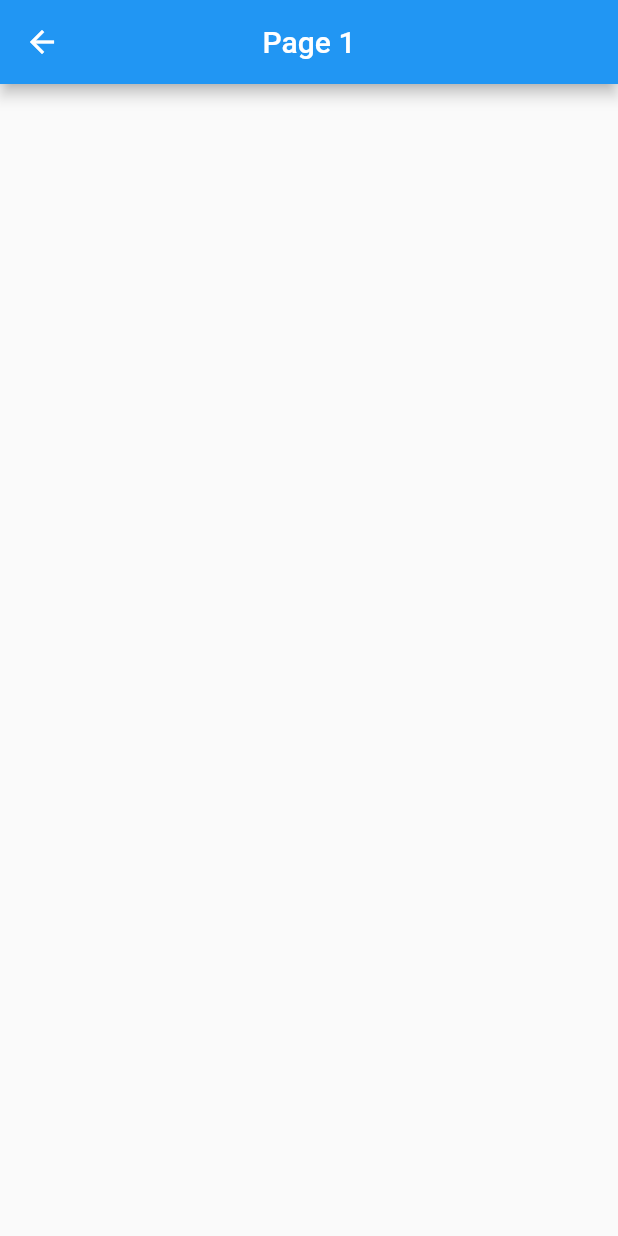
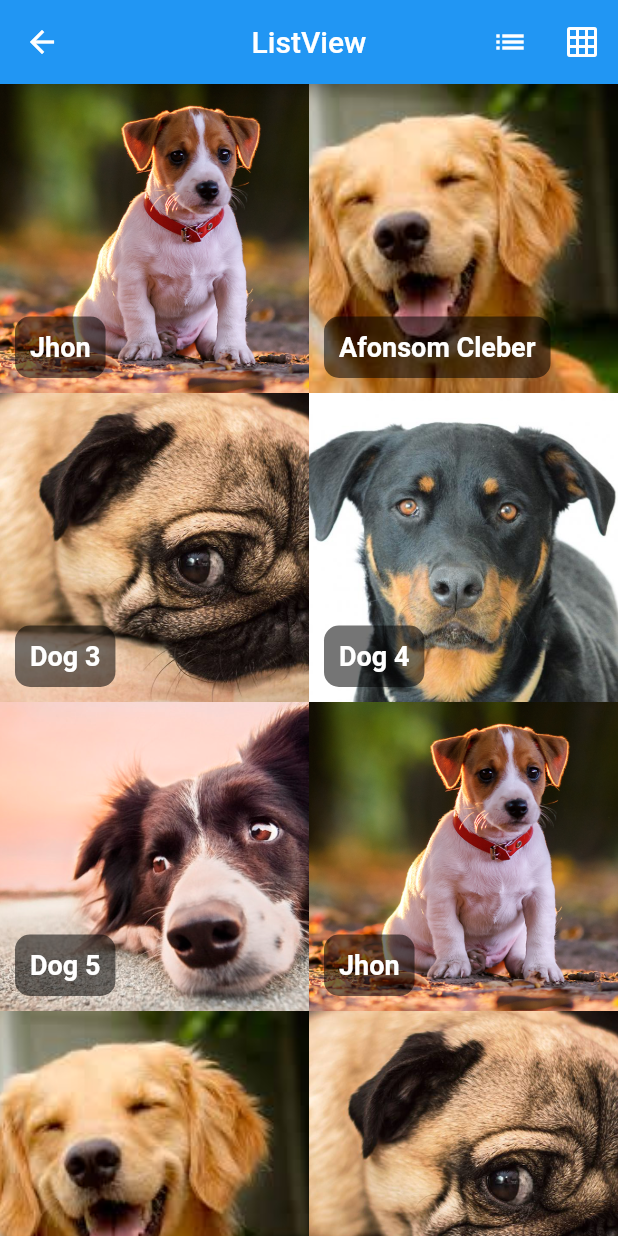
Before and after one commit to williamtdepaula/FlutterProjects, a Flutter app: the screen it shows after launch, after a tap on "ListView", on a phone screen of 412 x 824 dp. Run offline on Flutter 3.47's test engine with Material 2 defaults, Android fonts, the phone set to English and light mode, and no system bars.

Commit message:
Second commit

```diff
--- a/primero_app_flutter/lib/main.dart
+++ b/primero_app_flutter/lib/main.dart
@@ -1,5 +1,5 @@
 import 'package:flutter/material.dart';
-import 'package:primero_app_flutter/home_page.dart';
+import 'package:primero_app_flutter/screens/home_page.dart';
 
 void main() => runApp(MyApp());
 
--- /dev/null
+++ b/primero_app_flutter/lib/screens/hello_list_view.dart
@@ -0,0 +1,141 @@
+import 'package:flutter/material.dart';
+
+class Dog {
+  String nome;
+  String foto;
+
+  Dog(this.nome, this.foto);
+}
+
+class HelloListView extends StatelessWidget {
+  @override
+  Widget build(BuildContext context) {
+    return Scaffold(
+      appBar: AppBar(
+        title: Text('ListView'),
+        centerTitle: true,
+        backgroundColor: Colors.blue,
+        actions: <Widget>[
+          IconButton(icon: Icon(Icons.list), onPressed: () => print('teste')),
+          IconButton(icon: Icon(Icons.grid_on), onPressed: () => print('teste 2')),
+        ],
+      ),
+      body: _renderBody(),
+    );
+  }
+
+  _renderBody() {
+    List<Dog> dogs = [
+      Dog('Jhon', 'assets/imgs/dog1.png'),
+      Dog('Afonsom Cleber', 'assets/imgs/dog2.png'),
+      Dog('Dog 3', 'assets/imgs/dog3.png'),
+      Dog('Dog 4', 'assets/imgs/dog4.png'),
+      Dog('Dog 5', 'assets/imgs/dog5.png'),
+      Dog('Jhon', 'assets/imgs/dog1.png'),
+      Dog('Afonsom Cleber', 'assets/imgs/dog2.png'),
+      Dog('Dog 3', 'assets/imgs/dog3.png'),
+      Dog('Dog 4', 'assets/imgs/dog4.png'),
+      Dog('Dog 5', 'assets/imgs/dog5.png'),
+      Dog('Jhon', 'assets/imgs/dog1.png'),
+      Dog('Afonsom Cleber', 'assets/imgs/dog2.png'),
+      Dog('Dog 3', 'assets/imgs/dog3.png'),
+      Dog('Dog 4', 'assets/imgs/dog4.png'),
+      Dog('Dog 5', 'assets/imgs/dog5.png'),
+      Dog('Jhon', 'assets/imgs/dog1.png'),
+      Dog('Afonsom Cleber', 'assets/imgs/dog2.png'),
+      Dog('Dog 3', 'assets/imgs/dog3.png'),
+      Dog('Dog 4', 'assets/imgs/dog4.png'),
+      Dog('Dog 5', 'assets/imgs/dog5.png'),
+      Dog('Jhon', 'assets/imgs/dog1.png'),
+      Dog('Afonsom Cleber', 'assets/imgs/dog2.png'),
+      Dog('Dog 3', 'assets/imgs/dog3.png'),
+      Dog('Dog 4', 'assets/imgs/dog4.png'),
+      Dog('Dog 5', 'assets/imgs/dog5.png'),
+      Dog('Jhon', 'assets/imgs/dog1.png'),
+      Dog('Afonsom Cleber', 'assets/imgs/dog2.png'),
+      Dog('Dog 3', 'assets/imgs/dog3.png'),
+      Dog('Dog 4', 'assets/imgs/dog4.png'),
+      Dog('Dog 5', 'assets/imgs/dog5.png'),
+    ];
+
+    //lista dinamica
+    return GridView.builder(
+      gridDelegate: SliverGridDelegateWithFixedCrossAxisCount(crossAxisCount: 2),
+      itemCount: dogs.length,
+      itemBuilder: (context, index) {
+        Dog dog = dogs[index];
+
+        return Stack(
+          fit: StackFit.expand, // extende a imagem, só funciona se a ListView possuir itemExtent
+          children: <Widget>[
+            //SizedBox.expand(//Mesmo funcionamento do fit: StackFit.expand
+            _renderImage(dog.foto),
+            Container(
+                padding: EdgeInsets.only(left: 10, bottom: 10),
+                alignment: Alignment.bottomLeft,
+                child: Container(
+                  padding: EdgeInsets.all(10),
+                  decoration: BoxDecoration(
+                    color: Colors.black54,
+                    borderRadius: BorderRadius.all(
+                      Radius.circular(10),
+                    ),
+                  ),
+                  child: Text(
+                    dog.nome,
+                    style: TextStyle(
+                      fontSize: 18,
+                      fontWeight: FontWeight.bold,
+                      color: Colors.white,
+                    ),
+                  ),
+                )),
+            //)
+          ],
+        );
+      },
+    );
+
+    //Lista não dinamica
+    /*ListView(
+      //itemExtent: 600,//DEFINE UM TAMANHO FIXO DE CADA CELULA DA LISTA
+      children: imgs,
+    );*/
+
+    /*Column( EXEMPLO DE EXPANDED
+      children: <Widget>[
+        Expanded(
+          flex: 1,
+          child: PageView(
+            children: <Widget>[
+              _renderImage('assets/imgs/dog1.png'),
+              _renderImage('assets/imgs/dog2.png'),
+              _renderImage('assets/imgs/dog3.png'),
+              _renderImage('assets/imgs/dog4.png'),
+              _renderImage('assets/imgs/dog5.png'),
+            ],
+          ),
+        ),
+        Expanded(
+          flex: 3,
+          child: PageView(
+            children: <Widget>[
+              _renderImage('assets/imgs/dog1.png'),
+              _renderImage('assets/imgs/dog2.png'),
+              _renderImage('assets/imgs/dog3.png'),
+              _renderImage('assets/imgs/dog4.png'),
+              _renderImage('assets/imgs/dog5.png'),
+            ],
+          ),
+        ),
+      ],
+    );*/
+  }
+
+  Image _renderImage(String imagePath) {
+    return Image.asset(
+      imagePath,
+      fit: BoxFit.cover,
+    );
+  }
+}
--- a/primero_app_flutter/lib/screens/hello_page2.dart
+++ b/primero_app_flutter/lib/screens/hello_page2.dart
@@ -1,4 +1,6 @@
 import 'package:flutter/material.dart';
+import 'package:primero_app_flutter/utils/Helper.dart';
+import 'package:primero_app_flutter/widgets/Buttons/button_blue.dart';
 
 class Hello_page2 extends StatelessWidget {
   @override
@@ -9,7 +11,17 @@ class Hello_page2 extends StatelessWidget {
         centerTitle: true,
         backgroundColor: Colors.blue,
       ),
+      body: _renderBody(context),
     );
   }
 
+  _renderBody(context) {
+    return Center(
+      child: BlueButton('Voltar a tela', onPressed: () => _onPressed(context)),
+    );
+  }
+
+  _onPressed(context) {
+    pop(context, 'Texto da tela 2');
+  }
 }
--- a/primero_app_flutter/lib/screens/hello_page3.dart
+++ b/primero_app_flutter/lib/screens/hello_page3.dart
@@ -1,15 +1,29 @@
 import 'package:flutter/material.dart';
+import 'package:primero_app_flutter/utils/Helper.dart';
+import 'package:primero_app_flutter/widgets/Buttons/button_blue.dart';
 
 class Hello_page3 extends StatelessWidget {
   @override
   Widget build(BuildContext context) {
     return Scaffold(
-      appBar: AppBar(
-        title: Text('Page 3'),
-        centerTitle: true,
-        backgroundColor: Colors.blue,
+        appBar: AppBar(
+          title: Text('Page 3'),
+          centerTitle: true,
+          backgroundColor: Colors.blue,
+        ),
+        body: _renderBody(context));
+  }
+
+  _renderBody(context) {
+    return Center(
+      child: BlueButton(
+        'Voltar a tela',
+        onPressed: () => _onPressed(context),
       ),
     );
   }
 
+  _onPressed(context) {
+    pop(context, 'Texto da tela 3');
+  }
 }
--- a/primero_app_flutter/lib/home_page.dart
+++ b/primero_app_flutter/lib/screens/home_page.dart
@@ -1,7 +1,10 @@
 import 'package:flutter/material.dart';
+import 'package:primero_app_flutter/screens/hello_list_view.dart';
 import 'package:primero_app_flutter/screens/hello_page1.dart';
 import 'package:primero_app_flutter/screens/hello_page2.dart';
 import 'package:primero_app_flutter/screens/hello_page3.dart';
+import 'package:primero_app_flutter/utils/Helper.dart';
+import 'package:primero_app_flutter/widgets/Buttons/button_blue.dart';
 
 class HomePage extends StatelessWidget {
   //Widget customizado, por classe sem estado
@@ -22,7 +25,8 @@ class HomePage extends StatelessWidget {
     Size size =
         MediaQuery.of(context).size; //Pegar o tamanho da tela (largura, altura)
 
-    return Container( //SingleChildScrollView quando for um scroll
+    return Container(
+      //SingleChildScrollView quando for um scroll
       color: Colors.white,
       child: Column(
         mainAxisAlignment: MainAxisAlignment.center,
@@ -64,7 +68,8 @@ class HomePage extends StatelessWidget {
           _renderImage('assets/imgs/dog4.png'),
           _renderImage('assets/imgs/dog5.png'),
         ],
-        ));
+      ),
+    );
   }
 
   _renderContainerButtons(BuildContext context) {
@@ -73,37 +78,42 @@ class HomePage extends StatelessWidget {
         Row(
           mainAxisAlignment: MainAxisAlignment.spaceEvenly,
           children: <Widget>[
-            _renderButton('ListView', () => onClickButton(context, Hello_page1())),
-            _renderButton('Page 2', () => onClickButton(context, Hello_page2())),
-            _renderButton('Page 3', () => onClickButton(context, Hello_page3())),
+            BlueButton('ListView',
+                onPressed: () => onClickButton(context, HelloListView())),
+            BlueButton('Page 2',
+                onPressed: () => onClickButton(context, Hello_page2())),
+            BlueButton('Page 3',
+                onPressed: () => onClickButton(context, Hello_page3())),
           ],
         ),
         Row(
           mainAxisAlignment: MainAxisAlignment.spaceEvenly,
           children: <Widget>[
-            _renderButton('Snack', () => onClickButton(context, Hello_page1())),
-            _renderButton('Dialog', () => onClickButton(context, Hello_page1())),
-            _renderButton('Toast', () => onClickButton(context, Hello_page1())),
+            BlueButton('Snack',
+                onPressed: () => onClickButton(context, Hello_page1())),
+            BlueButton('Dialog',
+                onPressed: () => onClickButton(context, Hello_page1())),
+            BlueButton('Toast',
+                onPressed: () => onClickButton(context, Hello_page1())),
           ],
         )
       ],
     );
   }
 
-  _renderButton(String textButton, Function onPressed) {
-    return RaisedButton(
-      child: Text(
-        textButton,
-        style: TextStyle(color: Colors.white),
-      ),
-      onPressed: onPressed,
-      color: Colors.blue,
-    );
+  _onClickSnack() {}
+  _onClickDialog() {}
+  _onClickToast() {}
+
+  /*_renderButton(String textButton, Function onPressed) {
+    return BlueButton(textButton, () => onPressed());
+  }*/
+
+  void onClickButton(BuildContext context, Widget page) async {
+    String s = await push(context, page);
+    print(s);
   }
 
-  void onClickButton(BuildContext context, Widget page)  {
-    Navigator.push(context, MaterialPageRoute(builder: (BuildContext context) => page));
-}
   _renderImage(String imagePath) {
     return Image.asset(
       imagePath,
--- /dev/null
+++ b/primero_app_flutter/lib/utils/Helper.dart
@@ -0,0 +1,12 @@
+import 'package:flutter/material.dart';
+
+Future push(BuildContext context, Widget page) {
+  return Navigator.push(
+    context,
+    MaterialPageRoute(builder: (BuildContext context) => page),
+  );
+}
+
+pop(BuildContext context, String param){
+  return Navigator.pop(context, param);
+}
--- /dev/null
+++ b/primero_app_flutter/lib/widgets/Buttons/button_blue.dart
@@ -0,0 +1,23 @@
+import 'package:flutter/material.dart';
+
+class BlueButton extends StatelessWidget {
+  String text;
+  Color color;
+  Function onPressed;
+
+  BlueButton(this.text, {this.onPressed, this.color = Colors.green});
+
+  @override
+  Widget build(BuildContext context) {
+    return RaisedButton(
+      color: color,
+      child: Text(
+        text,
+        style: TextStyle(
+          color: Colors.white,
+        ),
+      ),
+      onPressed: onPressed,
+    );
+  }
+}
```
Lines whose indentation alone changed are shown as unchanged.
